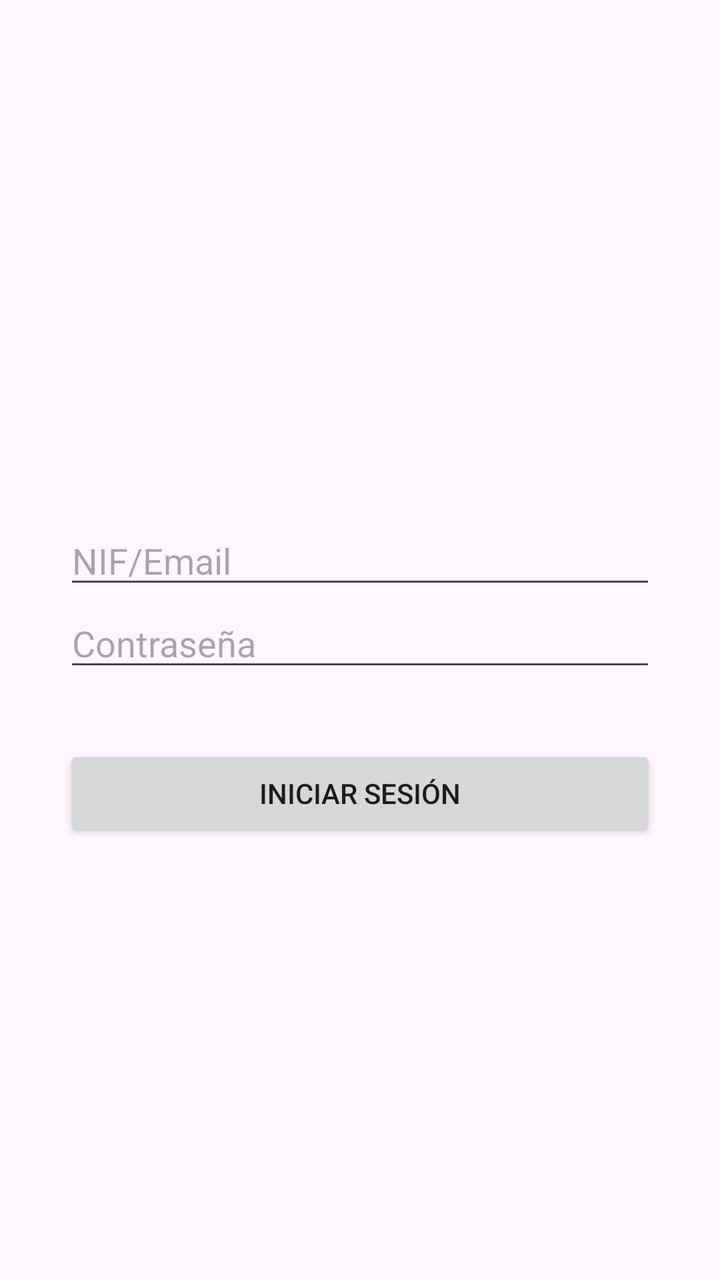
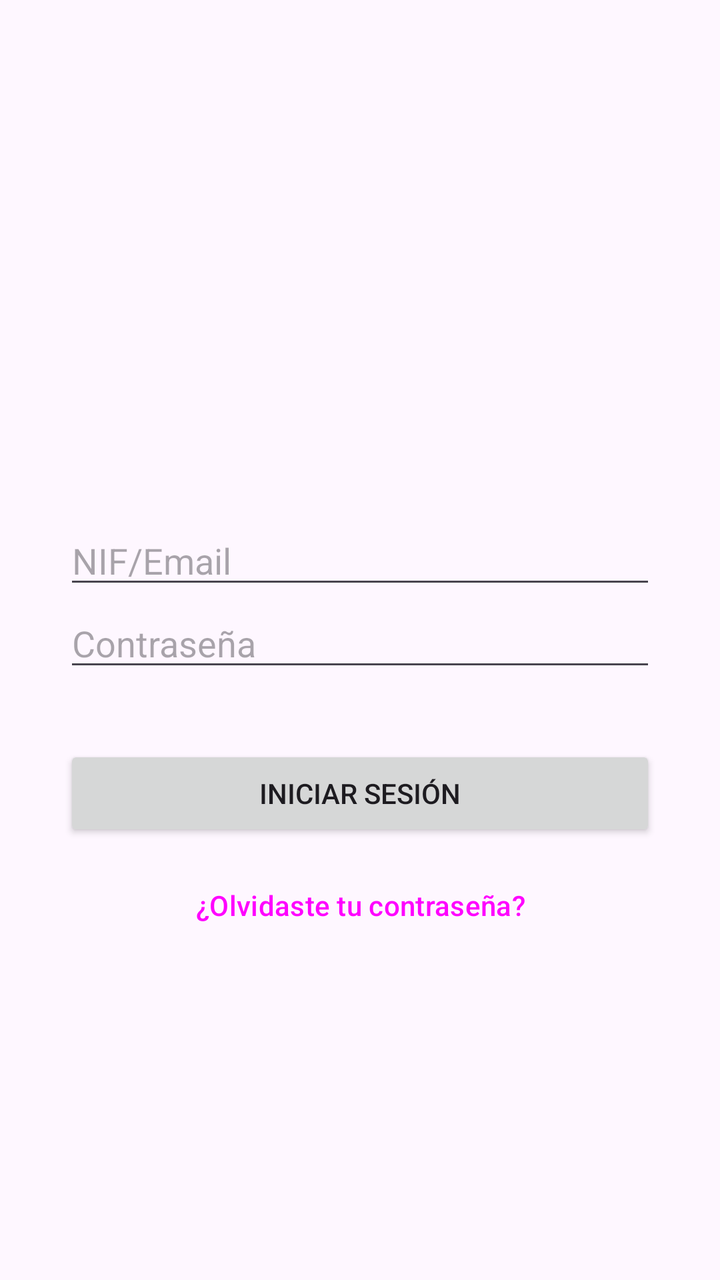

The first picture is an Android layout as it rendered before a commit; the second is the same layout after the commit. The layout source and the unified diff follow.
<!-- AndroidManifest.xml: application theme Theme.AppFichaje -->
<!-- res/layout/activity_login.xml -->
<?xml version="1.0" encoding="utf-8"?>
<androidx.constraintlayout.widget.ConstraintLayout xmlns:android="http://schemas.android.com/apk/res/android"
    xmlns:app="http://schemas.android.com/apk/res-auto"
    xmlns:tools="http://schemas.android.com/tools"
    android:layout_width="match_parent"
    android:layout_height="match_parent"
    tools:context=".ui.login.LoginActivity">

    <EditText
        android:id="@+id/nif_email_edit_text"
        android:layout_width="0dp"
        android:layout_height="wrap_content"
        android:layout_marginStart="32dp"
        android:layout_marginEnd="32dp"
        android:hint="NIF/Email"
        android:inputType="textEmailAddress"
        app:layout_constraintBottom_toTopOf="@+id/password_edit_text"
        app:layout_constraintEnd_toEndOf="parent"
        app:layout_constraintStart_toStartOf="parent" />

    <EditText
        android:id="@+id/password_edit_text"
        android:layout_width="0dp"
        android:layout_height="wrap_content"
        android:layout_marginStart="32dp"
        android:layout_marginEnd="32dp"
        android:hint="Contraseña"
        android:inputType="textPassword"
        app:layout_constraintBottom_toBottomOf="parent"
        app:layout_constraintEnd_toEndOf="parent"
        app:layout_constraintStart_toStartOf="parent"
        app:layout_constraintTop_toTopOf="parent" />

    <Button
        android:id="@+id/login_button"
        android:layout_width="0dp"
        android:layout_height="wrap_content"
        android:layout_marginStart="32dp"
        android:layout_marginTop="32dp"
        android:layout_marginEnd="32dp"
        android:text="Iniciar Sesión"
        app:layout_constraintEnd_toEndOf="parent"
        app:layout_constraintStart_toStartOf="parent"
        app:layout_constraintTop_toBottomOf="@+id/password_edit_text" />

</androidx.constraintlayout.widget.ConstraintLayout>
<!-- resources referenced by this layout -->
<resources>
  <style name="Theme.AppFichaje" parent="Base.Theme.AppFichaje" />
  <style name="Base.Theme.AppFichaje" parent="Theme.Material3.DayNight.NoActionBar">
          
          
      </style>
</resources>

<!-- the commit's change to res/layout/activity_login.xml (unified diff, before → after) -->
@@ -43,4 +43,15 @@
         app:layout_constraintStart_toStartOf="parent"
         app:layout_constraintTop_toBottomOf="@+id/password_edit_text" />
 
+    <Button
+        android:id="@+id/btn_solicitar_cambio_password"
+        style="@style/Widget.Material3.Button.TextButton"
+        android:layout_width="wrap_content"
+        android:layout_height="wrap_content"
+        android:layout_marginTop="8dp"
+        android:text="¿Olvidaste tu contraseña?"
+        app:layout_constraintEnd_toEndOf="parent"
+        app:layout_constraintStart_toStartOf="parent"
+        app:layout_constraintTop_toBottomOf="@+id/login_button" />
+
 </androidx.constraintlayout.widget.ConstraintLayout>
